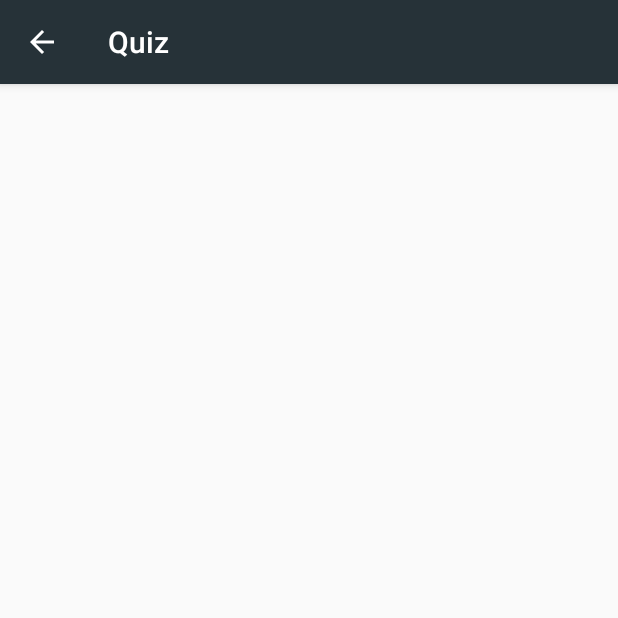
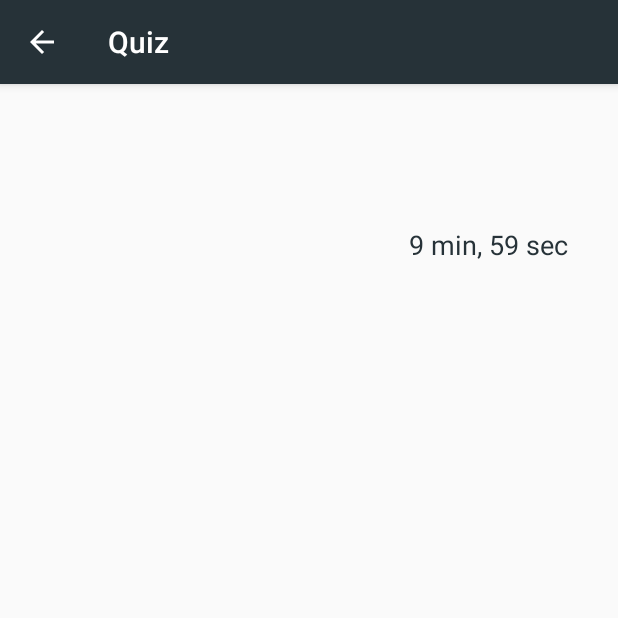
Before and after one commit to Shiru99/Java-Android-Apps, an Android app: the QuizPage screen opened directly, with no data from a screen before it, on a phone screen of 412 x 824 dp, the top half of it. Run offline under Robolectric (Android 15) with nearby library versions, the phone set to English and light mode, and no system bars.

Commit message:
countdown timer added

```diff
--- a/AndriodStudioQuiz/app/src/main/java/summerproject/corona/andriodstudioquiz/QuizPage.java
+++ b/AndriodStudioQuiz/app/src/main/java/summerproject/corona/andriodstudioquiz/QuizPage.java
@@ -1,13 +1,18 @@
 package summerproject.corona.andriodstudioquiz;
 import androidx.appcompat.app.AppCompatActivity;
 
+import android.annotation.SuppressLint;
 import android.content.Intent;
 import android.os.Bundle;
+import android.os.CountDownTimer;
 import android.widget.TextView;
+
+import java.util.concurrent.TimeUnit;
 
 public class QuizPage extends AppCompatActivity {
 
     private TextView title;
+    private TextView countdown;
 
     @Override
     protected void onCreate(Bundle savedInstanceState) {
@@ -20,6 +25,25 @@ public class QuizPage extends AppCompatActivity {
         title = findViewById(R.id.title);
         title.setText(subject);
 
+        countdown = (TextView) findViewById( R.id.countdown );
+        new CountDownTimer(600000, 1000)  // milli seconds
+        {
+            @SuppressLint({"DefaultLocale", "SetTextI18n"})
+            public void onTick(long millisUntilFinished) {
+                countdown.setText(
+                        String.format("%d min, %d sec",
+                                TimeUnit.MILLISECONDS.toMinutes( millisUntilFinished),
+                                TimeUnit.MILLISECONDS.toSeconds(millisUntilFinished)
+                                        - TimeUnit.MINUTES.toSeconds(TimeUnit.MILLISECONDS.toMinutes(millisUntilFinished))
+                        )
+                );
+            }
+
+            public void onFinish() {
+                countdown.setText("TimeOut");
+            }
+        }.start();
+
 
 
     }
--- a/AndriodStudioQuiz/app/src/main/res/layout/activity_quiz_page.xml
+++ b/AndriodStudioQuiz/app/src/main/res/layout/activity_quiz_page.xml
@@ -10,7 +10,7 @@
         android:id="@+id/title"
         android:layout_width="wrap_content"
         android:layout_height="wrap_content"
-        android:text="subject"
+        android:text="@string/subject"
         android:textColor="#263238"
         android:textSize="36sp"
         app:layout_constraintBottom_toBottomOf="parent"
@@ -18,4 +18,25 @@
         app:layout_constraintStart_toStartOf="parent"
         app:layout_constraintTop_toTopOf="parent"
         app:layout_constraintVertical_bias="0.048" />
+
+    <TextView
+        android:id="@+id/countdown"
+        android:layout_width="wrap_content"
+        android:layout_height="wrap_content"
+        android:text="@string/time"
+        android:textColor="#263238"
+        android:textSize="18sp"
+        app:layout_constraintBottom_toBottomOf="parent"
+        app:layout_constraintEnd_toEndOf="parent"
+        app:layout_constraintHorizontal_bias="0.891"
+        app:layout_constraintStart_toStartOf="parent"
+        app:layout_constraintTop_toBottomOf="@+id/title"
+        app:layout_constraintVertical_bias="0.017" />
+
+    <androidx.constraintlayout.widget.Guideline
+        android:id="@+id/guideline2"
+        android:layout_width="wrap_content"
+        android:layout_height="wrap_content"
+        android:orientation="vertical"
+        app:layout_constraintGuide_begin="264dp" />
 </androidx.constraintlayout.widget.ConstraintLayout>
--- a/AndriodStudioQuiz/app/src/main/res/values/strings.xml
+++ b/AndriodStudioQuiz/app/src/main/res/values/strings.xml
@@ -6,4 +6,6 @@
     <string name="not_available">Unavailable</string>
     <string name="dart_quiz">Dart Quiz</string>
     <string name="python_quiz">Python Quiz</string>
+    <string name="subject">subject</string>
+    <string name="time">10 min, 00 sec</string>
 </resources>
```
